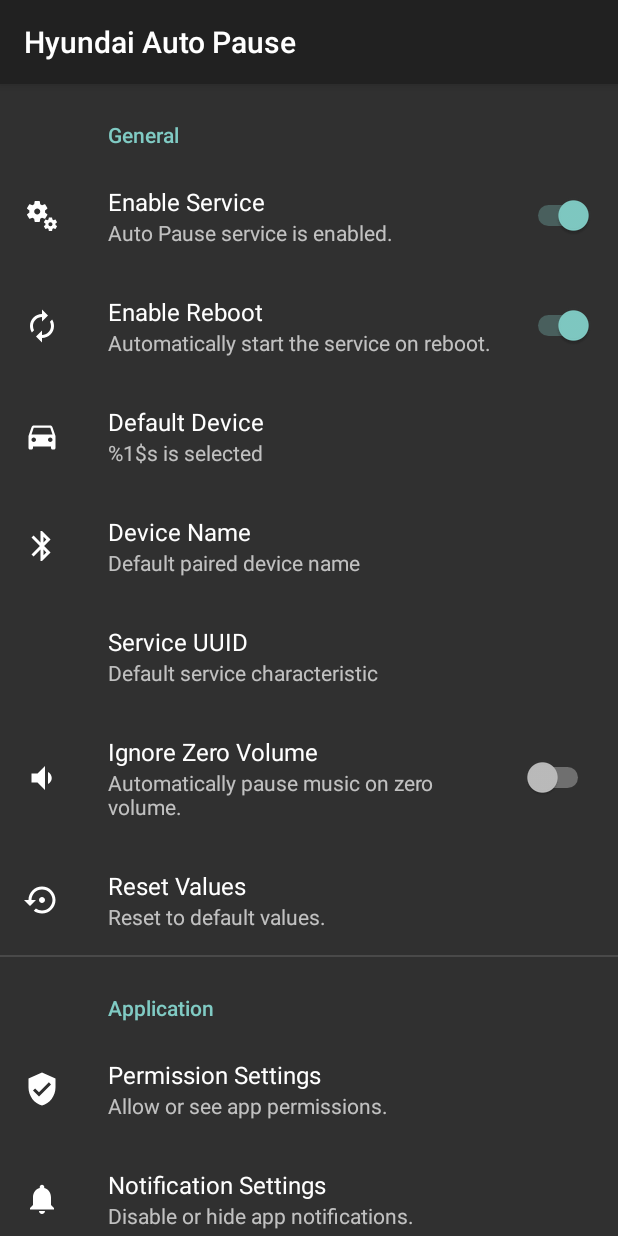
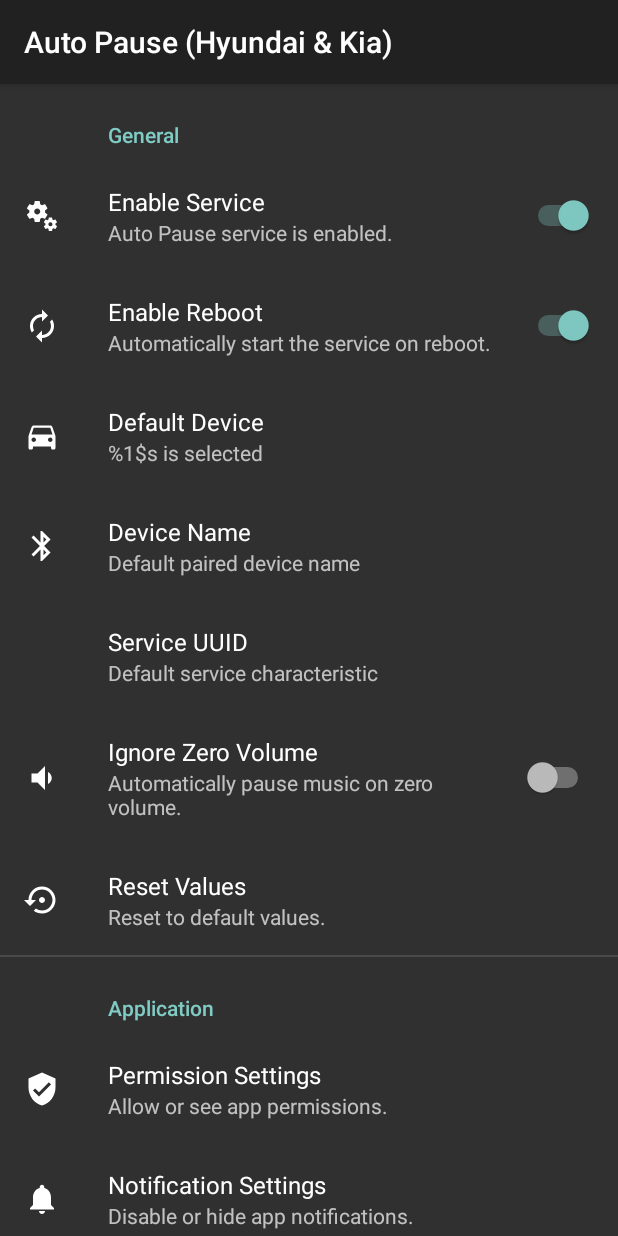
Before and after one commit to ganesh2shiv/Hyundai-Auto-Pause, an Android app: the screen it shows after launch (SettingActivity), on a phone screen of 412 x 824 dp. Run offline under Robolectric (Android 15) with nearby library versions, the phone set to English and light mode, and no system bars; our stand-ins replace Dagger/Hilt's generated code, RxJava, Timber, androidx.preference; libraries missing offline, so code that uses them is left out: com.tbruyelle.rxpermissions2; 5 statements that could not run were skipped.

Commit message:
Update readme & app name

```diff
--- a/app/src/main/res/values/strings.xml
+++ b/app/src/main/res/values/strings.xml
@@ -1,6 +1,6 @@
 <resources>
 
-    <string name="app_name">Hyundai Auto Pause</string>
+    <string name="app_name">Auto Pause (Hyundai &amp; Kia)</string>
 
     <string name="default_device">i20</string>
     <string name="default_uuid">a99abcc6-5bc1-11e7-907b-a6006ad3dba0</string>
--- a/app/src/main/res/xml/preferences.xml
+++ b/app/src/main/res/xml/preferences.xml
@@ -77,7 +77,7 @@
             android:title="@string/pref_about_view_project">
             <intent
                 android:action="android.intent.action.VIEW"
-                android:data="https://github.com/ganesh2shiv/hyundai-auto-pause" />
+                android:data="https://github.com/ganesh2shiv/auto-pause" />
         </Preference>
 
         <Preference
@@ -85,7 +85,7 @@
             android:title="@string/pref_about_report_issue">
             <intent
                 android:action="android.intent.action.VIEW"
-                android:data="https://github.com/ganesh2shiv/hyundai-auto-pause/issues/new" />
+                android:data="https://github.com/ganesh2shiv/auto-pause/issues/new" />
         </Preference>
 
         <Preference
```
Also changed, not shown: 1 other file.
